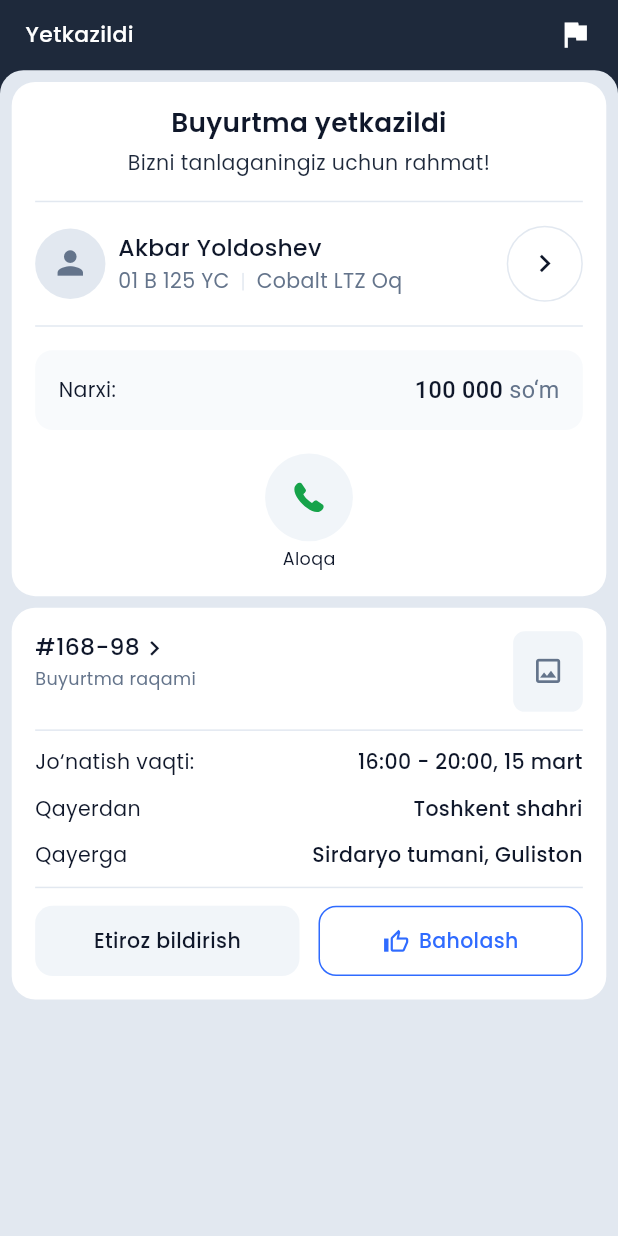
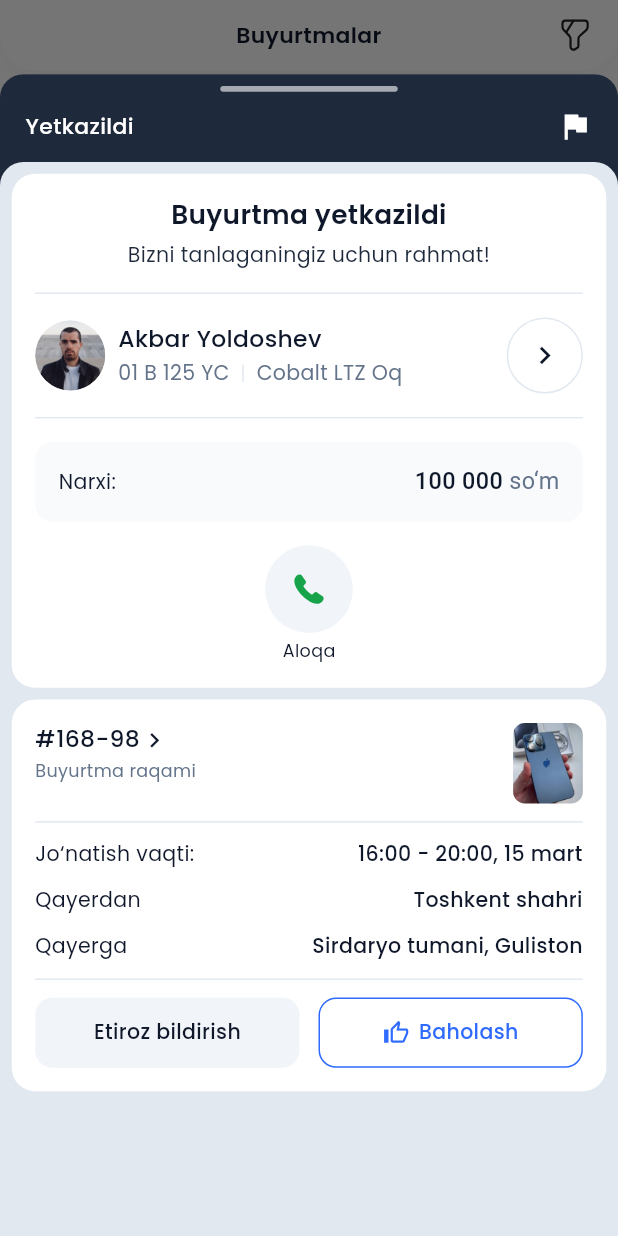
Before and after one commit to devituz/autoway-mobile, a Flutter app: the OrdersPage screen opened directly, after a tap on "Arhiv", after a tap on "Yetkazildi", on a phone screen of 412 x 824 dp. Run offline on Flutter 3.47's test engine with Material 3 defaults, Android fonts, the phone set to English and light mode, and no system bars; our stand-ins replace auto_route, dio, easy_localization, flutter_bloc, flutter_screenutil, flutter_svg and 5 more; accounts and stored records are empty.

Commit message:
fix(orders): order detail opens as bottom sheet (slide-up) + real Figma images
- showOrderDetailSheet presents the order detail as a modal bottom sheet
  (slides up from bottom, scrim + grabber + rounded top) instead of a pushed
  page — matches the Figma modal presentation.
- Use real downloaded Figma assets: driver avatar + order thumbnail photos.
- Orders list cards now open the sheet on tap.

Co-Authored-By: Claude Opus 4.8 (1M context) <noreply@anthropic.com>

```diff
--- a/lib/features/client/orders/presentation/pages/order_detail_page.dart
+++ b/lib/features/client/orders/presentation/pages/order_detail_page.dart
@@ -9,6 +9,18 @@ import '../../../../../core/theme/app_text.dart';
 import '../../domain/order_status.dart';
 
 const _icons = 'assets/icons';
+
+/// Presents the order detail as a bottom sheet that slides up from the bottom
+/// (matches the Figma modal presentation — scrim on top, rounded sheet below).
+Future<void> showOrderDetailSheet(BuildContext context, OrderStatus status) {
+  return showModalBottomSheet<void>(
+    context: context,
+    isScrollControlled: true,
+    backgroundColor: Colors.transparent,
+    barrierColor: Colors.black54,
+    builder: (_) => _OrderDetailSheet(status: status),
+  );
+}
 
 /// Configurable order-detail screen (Figma board 2210:27324, node 2193:6194).
 /// The [status] drives the header color/label/icon, the title/subtitle, the
@@ -26,8 +38,55 @@ class OrderDetailPage extends StatelessWidget {
       body: SafeArea(
         child: Column(
           children: [
-            // 1) Header bar
-            Padding(
+            _OrderHeaderBar(status: status),
+            Expanded(child: _OrderContent(status: status)),
+          ],
+        ),
+      ),
+    );
+  }
+}
+
+class _OrderDetailSheet extends StatelessWidget {
+  final OrderStatus status;
+  const _OrderDetailSheet({required this.status});
+
+  @override
+  Widget build(BuildContext context) {
+    return SizedBox(
+      height: MediaQuery.of(context).size.height * 0.94,
+      child: ClipRRect(
+        borderRadius: BorderRadius.vertical(top: Radius.circular(16.r)),
+        child: Container(
+          color: status.color,
+          child: Column(
+            children: [
+              SizedBox(height: 8.h),
+              Container(
+                width: 112.w,
+                height: 4.h,
+                decoration: BoxDecoration(
+                  color: Colors.white.withValues(alpha: 0.6),
+                  borderRadius: BorderRadius.circular(60.r),
+                ),
+              ),
+              _OrderHeaderBar(status: status),
+              Expanded(child: _OrderContent(status: status)),
+            ],
+          ),
+        ),
+      ),
+    );
+  }
+}
+
+class _OrderHeaderBar extends StatelessWidget {
+  final OrderStatus status;
+  const _OrderHeaderBar({required this.status});
+
+  @override
+  Widget build(BuildContext context) {
+    return Padding(
       padding: EdgeInsets.symmetric(horizontal: 16.w, vertical: 12.h),
       child: Row(
         mainAxisAlignment: MainAxisAlignment.spaceBetween,
@@ -40,22 +99,23 @@ class OrderDetailPage extends StatelessWidget {
               fontWeight: FontWeight.w500,
             ),
           ),
-                  Icon(
-                    status.headerIcon,
-                    size: 24.sp,
-                    color: AppColors.textOnDark,
-                  ),
+          Icon(status.headerIcon, size: 24.sp, color: AppColors.textOnDark),
         ],
       ),
-            ),
-            // 2) Scrollable body sheet
-            Expanded(
-              child: Container(
+    );
+  }
+}
+
+class _OrderContent extends StatelessWidget {
+  final OrderStatus status;
+  const _OrderContent({required this.status});
+
+  @override
+  Widget build(BuildContext context) {
+    return Container(
       decoration: BoxDecoration(
         color: AppColors.lightGrey,
-                  borderRadius: BorderRadius.vertical(
-                    top: Radius.circular(16.r),
-                  ),
+        borderRadius: BorderRadius.vertical(top: Radius.circular(16.r)),
       ),
       child: SingleChildScrollView(
         padding: EdgeInsets.all(8.r),
@@ -64,11 +124,6 @@ class OrderDetailPage extends StatelessWidget {
             _StatusBlock(status: status),
             SizedBox(height: 8.h),
             _DetailsBlock(status: status),
-                    ],
-                  ),
-                ),
-              ),
-            ),
           ],
         ),
       ),
@@ -117,18 +172,12 @@ class _StatusBlock extends StatelessWidget {
               Expanded(
                 child: Row(
                   children: [
-                    Container(
+                    ClipOval(
+                      child: Image.asset(
+                        'assets/images/driver_avatar.png',
                         width: 48.r,
                         height: 48.r,
-                      alignment: Alignment.center,
-                      decoration: const BoxDecoration(
-                        color: AppColors.lightGrey,
-                        shape: BoxShape.circle,
-                      ),
-                      child: Icon(
-                        Icons.person,
-                        size: 26.sp,
-                        color: AppColors.textMuted,
+                        fit: BoxFit.cover,
                       ),
                     ),
                     SizedBox(width: 8.w),
@@ -366,18 +415,13 @@ class _DetailsBlock extends StatelessWidget {
                   ),
                 ],
               ),
-              Container(
+              ClipRRect(
+                borderRadius: BorderRadius.circular(8.r),
+                child: Image.asset(
+                  'assets/images/order_thumb.png',
                   width: 44.w,
                   height: 55.h,
-                alignment: Alignment.center,
-                decoration: BoxDecoration(
-                  color: AppColors.fieldFill,
-                  borderRadius: BorderRadius.circular(8.r),
-                ),
-                child: Icon(
-                  Icons.image_outlined,
-                  size: 22.sp,
-                  color: AppColors.textMuted,
+                  fit: BoxFit.cover,
                 ),
               ),
             ],
--- a/lib/features/client/orders/presentation/pages/orders_page.dart
+++ b/lib/features/client/orders/presentation/pages/orders_page.dart
@@ -1,10 +1,9 @@
-import 'package:auto_route/auto_route.dart';
 import 'package:easy_localization/easy_localization.dart';
 import 'package:flutter/material.dart';
 import 'package:flutter_screenutil/flutter_screenutil.dart';
 import 'package:flutter_svg/flutter_svg.dart';
 
-import '../../../../../core/router/app_router.dart';
+import 'order_detail_page.dart';
 import '../../../../../core/theme/app_colors.dart';
 import '../../../../../core/theme/app_text.dart';
 import '../../domain/order_status.dart';
@@ -184,7 +183,7 @@ class _OrderCard extends StatelessWidget {
     final headerColor = status.color;
     return GestureDetector(
       behavior: HitTestBehavior.opaque,
-      onTap: () => context.router.push(OrderDetailRoute(status: status)),
+      onTap: () => showOrderDetailSheet(context, status),
       child: Container(
         decoration: BoxDecoration(
           color: AppColors.accent,
```
Also changed, not shown: assets/images/driver_avatar.png (added), assets/images/order_thumb.png (added). Lines whose indentation alone changed are shown as unchanged.
